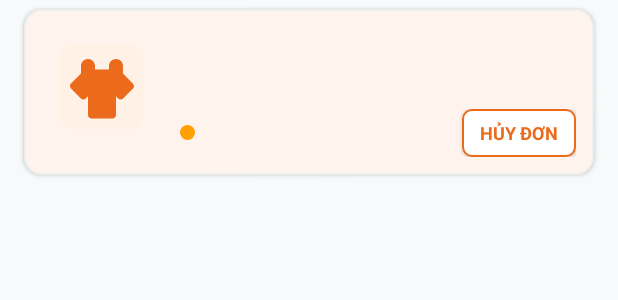
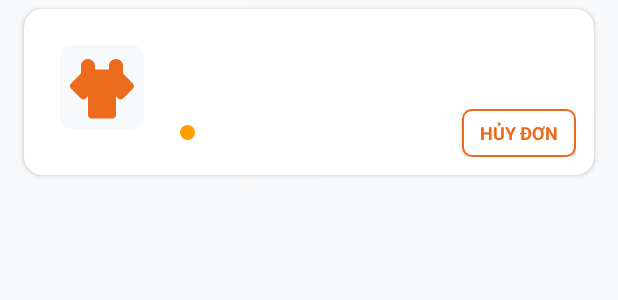
Before and after one commit to vinhx-dev/cuoi_ki_mobile, an Android app: the layout item_order_status.xml on its own in the app's theme, with its tools: preview values and no code run, on a phone screen of 412 x 824 dp. Shown: the top 300 px of the screen. Run offline under Robolectric (Android 15) with nearby library versions, the phone set to English and light mode, and no system bars.

Commit message:
Ensure solid white card backgrounds on Order status and Profile screens

```diff
--- a/feature/order/src/main/res/layout/item_order_status.xml
+++ b/feature/order/src/main/res/layout/item_order_status.xml
@@ -1,5 +1,5 @@
 <?xml version="1.0" encoding="utf-8"?>
-<com.google.android.material.card.MaterialCardView xmlns:android="http://schemas.android.com/apk/res/android"
+<androidx.cardview.widget.CardView xmlns:android="http://schemas.android.com/apk/res/android"
     xmlns:app="http://schemas.android.com/apk/res-auto"
     android:layout_width="match_parent"
     android:layout_height="wrap_content"
@@ -10,8 +10,8 @@
     app:cardBackgroundColor="#FFFFFF"
     app:cardCornerRadius="12dp"
     app:cardElevation="2dp"
-    app:strokeColor="#EEEEEE"
-    app:strokeWidth="1dp">
+    app:cardPreventCornerOverlap="false"
+    app:cardUseCompatPadding="false">
 
     <LinearLayout
         android:layout_width="match_parent"
@@ -24,7 +24,7 @@
             android:id="@+id/imgProduct"
             android:layout_width="80dp"
             android:layout_height="80dp"
-            android:background="#FFF1E6"
+            android:background="#F8F9FA"
             android:contentDescription="@null"
             android:padding="12dp"
             android:scaleType="centerCrop"
@@ -109,4 +109,4 @@
         </LinearLayout>
 
     </LinearLayout>
-</com.google.android.material.card.MaterialCardView>
+</androidx.cardview.widget.CardView>
```
Also changed, not shown: feature/profile/src/main/res/layout/fragment_profile.xml (+22 -23 lines).
